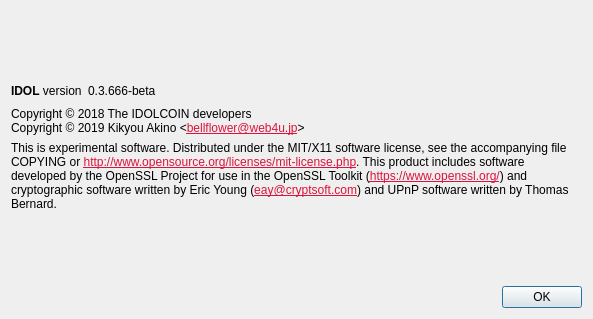
This is src/qt/forms/aboutdialog.ui in bellflower2015/IDOL as Qt 5 draws it before an edit. The edited form follows.
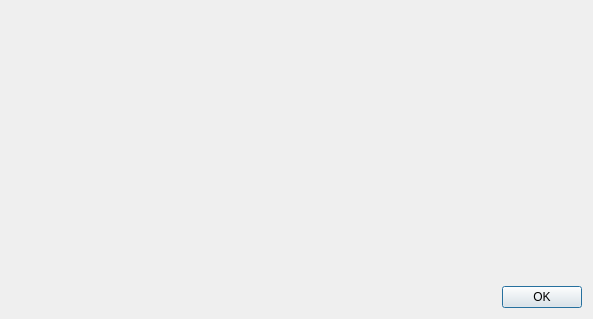
This is the edited form.

Commit message: Improve the about dialog

```diff
--- a/src/qt/forms/aboutdialog.ui
+++ b/src/qt/forms/aboutdialog.ui
@@ -31,26 +31,13 @@
      </item>
      <item>
       <layout class="QHBoxLayout" name="horizontalLayout">
-       <item>
-        <widget class="QLabel" name="label">
-         <property name="cursor">
-          <cursorShape>IBeamCursor</cursorShape>
-         </property>
-         <property name="text">
-          <string>&lt;b&gt;IDOL&lt;/b&gt; version</string>
-         </property>
-         <property name="textInteractionFlags">
-          <set>Qt::LinksAccessibleByMouse|Qt::TextSelectableByKeyboard|Qt::TextSelectableByMouse</set>
-         </property>
-        </widget>
-       </item>
        <item>
         <widget class="QLabel" name="versionLabel">
          <property name="cursor">
           <cursorShape>IBeamCursor</cursorShape>
          </property>
          <property name="text">
-          <string notr="true">0.3.666-beta</string>
+          <string notr="true"></string>
          </property>
          <property name="textInteractionFlags">
           <set>Qt::LinksAccessibleByMouse|Qt::TextSelectableByKeyboard|Qt::TextSelectableByMouse</set>
@@ -76,33 +63,6 @@
       <widget class="QLabel" name="copyrightLabel">
        <property name="cursor">
         <cursorShape>IBeamCursor</cursorShape>
-       </property>
-       <property name="text">
-           <string>Copyright © 2018 The IDOLCOIN developers&lt;br&gt;Copyright © 2019 Kikyou Akino &amp;lt;&lt;a href=&quot;mailto:bellflower@web4u.jp&quot; style=&quot;color: crimson;&quot;&gt;bellflower@web4u.jp&lt;/a&gt;&amp;gt;</string>
-       </property>
-       <property name="textFormat">
-        <enum>Qt::RichText</enum>
-       </property>
-       <property name="wordWrap">
-        <bool>true</bool>
-       </property>
-       <property name="textInteractionFlags">
-        <set>Qt::LinksAccessibleByMouse|Qt::TextSelectableByKeyboard|Qt::TextSelectableByMouse</set>
-       </property>
-      </widget>
-     </item>
-     <item>
-      <widget class="QLabel" name="label_2">
-       <property name="cursor">
-        <cursorShape>IBeamCursor</cursorShape>
-       </property>
-       <property name="text">
-        <string>
-This is experimental software.
-
-Distributed under the MIT/X11 software license, see the accompanying file COPYING or &lt;a href=&quot;http://www.opensource.org/licenses/mit-license.php&quot; style=&quot;color: crimson;&quot;&gt;http://www.opensource.org/licenses/mit-license.php&lt;/a&gt;.
-
-This product includes software developed by the OpenSSL Project for use in the OpenSSL Toolkit (&lt;a href=&quot;https://www.openssl.org/&quot; style=&quot;color: crimson;&quot;&gt;https://www.openssl.org/&lt;/a&gt;) and cryptographic software written by Eric Young (&lt;a href=&quot;mailto:eay@cryptsoft.com&quot; style=&quot;color: crimson;&quot;&gt;eay@cryptsoft.com&lt;/a&gt;) and UPnP software written by Thomas Bernard.</string>
        </property>
        <property name="textFormat">
         <enum>Qt::RichText</enum>
```
The commit also changes 7 other files.
